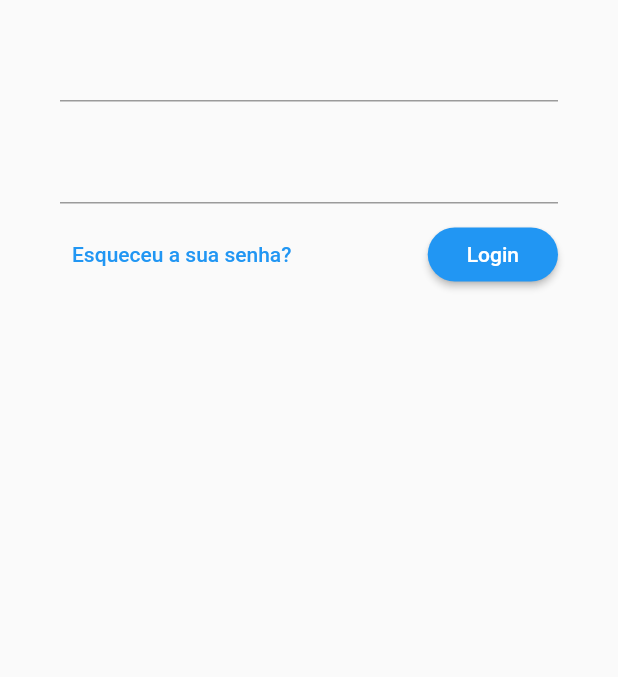
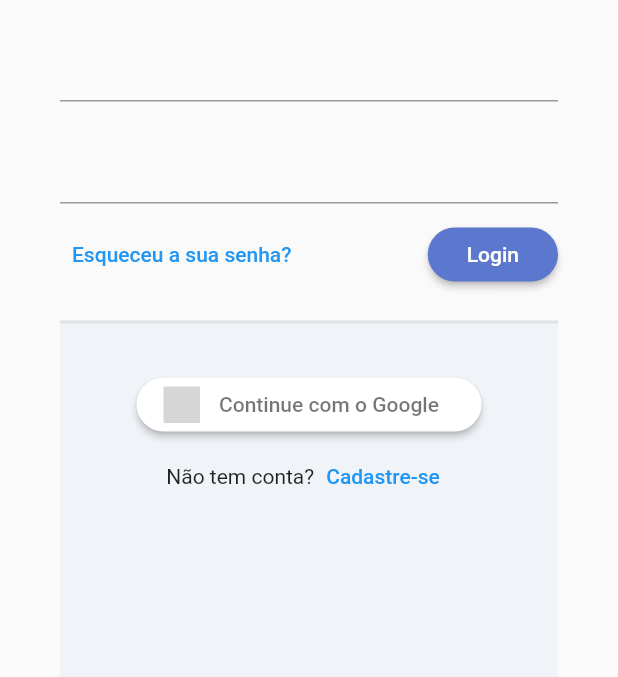
Before and after one commit to Dandy27/calculate-drink-02, a Flutter app: the screen it shows after launch, on a phone screen of 412 x 824 dp, the part 380-1057 px from its top. Run offline on Flutter 3.47's test engine with Material 2 defaults, Android fonts, the phone set to English and light mode, and no system bars; our stand-ins replace flutter_signin_button, google_fonts, sqflite, sqflite_common, synchronized; accounts and stored records are empty; Roboto replaces fonts that are missing (Mandali); statements that could not run were skipped; grey boxes are pictures that could not be loaded.

Commit message:
Construindo layot de login e configurando tema

```diff
--- a/calculate_drink_02/lib/app/app_widget.dart
+++ b/calculate_drink_02/lib/app/app_widget.dart
@@ -1,6 +1,7 @@
 import 'package:flutter/material.dart';
 
 import 'core/database/migrations/sqlite_adm_connection.dart';
+import 'core/ui/calculate_drink_ui_config.dart';
 import 'modules/auth/auth_module.dart';
 import 'modules/splash/splash_page.dart';
 
@@ -30,6 +31,7 @@
     return MaterialApp(
       title: 'Calculate Drink Provider',
       initialRoute: '/login',
+      theme: CalculateDrinkUiConfig.theme,
       routes: {...AuthModule().routers},
       home: const SplashPage(),
     );
--- /dev/null
+++ b/calculate_drink_02/lib/app/core/ui/calculate_drink_ui_config.dart
@@ -0,0 +1,15 @@
+import 'package:flutter/material.dart';
+import 'package:google_fonts/google_fonts.dart';
+
+class CalculateDrinkUiConfig {
+  CalculateDrinkUiConfig._();
+  static ThemeData get theme => ThemeData(
+      textTheme:GoogleFonts.mandaliTextTheme(),
+      primaryColor: const Color(0xff5C77CE),
+      primaryColorLight: const Color(0xffABC8F7),
+      elevatedButtonTheme: ElevatedButtonThemeData(
+        style: ElevatedButton.styleFrom(
+          primary: const Color(0xff5C77CE),
+        ),
+      ));
+}
--- a/calculate_drink_02/lib/app/modules/auth/login/login_page.dart
+++ b/calculate_drink_02/lib/app/modules/auth/login/login_page.dart
@@ -1,4 +1,5 @@
 import 'package:flutter/material.dart';
+import 'package:flutter_signin_button/flutter_signin_button.dart';
 
 import '../../../core/widget/calculate_drink_logo.dart';
 
@@ -48,13 +49,49 @@
                                 padding: EdgeInsets.all(10),
                                 child: Text('Login'),
                               ),
+                            ),
+                          ],
+                        ),
+                        const SizedBox(height: 20),
+                        Expanded(
+                            child: Container(
+                          decoration: BoxDecoration(
+                            color: const Color(0xffF0F3F7),
+                            border: Border(
+                              top: BorderSide(
+                                width: 2,
+                                color: Colors.grey.withAlpha(50),
+                              ),
+                            ),
+                          ),
+                          child: Column(
+                            children: [
+                              const SizedBox(height: 30),
+                              SignInButton(Buttons.Google,
+                                  text: 'Continue com o Google',
+                                  padding: const EdgeInsets.all(5),
+                                  shape: OutlineInputBorder(
+                                      borderRadius: BorderRadius.circular(30),
+                                      borderSide: BorderSide.none),
+                                  onPressed: () {}),
+                              Row(
+                                mainAxisAlignment: MainAxisAlignment.center,
+                                children: [
+                                  const Text('Não tem conta?'),
+                                  TextButton(
+                                    onPressed: () {},
+                                    child: const Text('Cadastre-se'),
                                   )
                                 ],
                               )
                             ],
                           ),
+                        ))
+                      ],
                     ),
-              )),
+                  ),
+                ),
+              ),
             ),
           );
         },
--- a/calculate_drink_02/pubspec.yaml
+++ b/calculate_drink_02/pubspec.yaml
@@ -37,6 +37,8 @@
   provider: ^6.0.3
   sqflite: ^2.0.3+1
   path: ^1.8.1
+  google_fonts: ^3.0.1
+  flutter_signin_button: ^2.0.0
 
 dev_dependencies:
   flutter_test:
```
Also changed, not shown: calculate_drink_02/pubspec.lock, 1 other file. Lines whose indentation alone changed are shown as unchanged.
